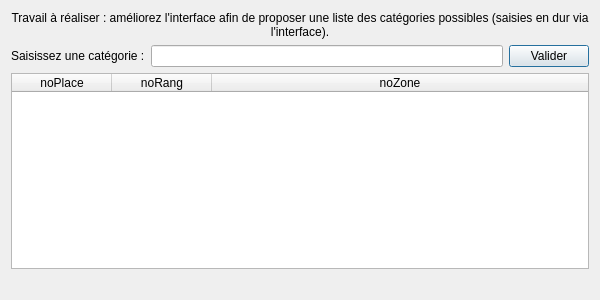
Qt form gui/fct_comp_1.ui (NoxFly/CEBD-project-theater) before a commit.
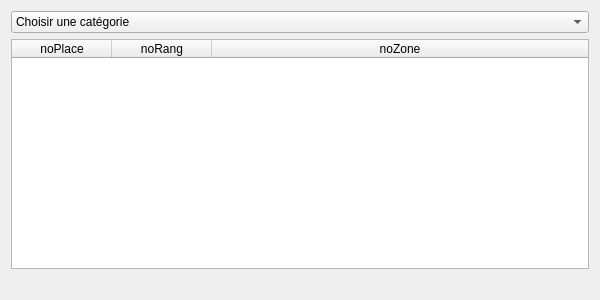
The same form after that commit.

Patch:
```diff
--- a/gui/fct_comp_1.ui
+++ b/gui/fct_comp_1.ui
@@ -18,38 +18,34 @@
   </property>
   <layout class="QVBoxLayout" name="verticalLayout">
    <item>
-    <widget class="QLabel" name="label">
-     <property name="text">
-      <string>Travail à réaliser : améliorez l'interface afin de proposer une liste des catégories possibles (saisies en dur via l'interface).</string>
-     </property>
-     <property name="alignment">
-      <set>Qt::AlignCenter</set>
-     </property>
-     <property name="wordWrap">
+    <widget class="QComboBox" name="comboBox_categorie">
+     <property name="enabled">
       <bool>true</bool>
      </property>
-    </widget>
+     <property name="sizeAdjustPolicy">
+      <enum>QComboBox::AdjustToContentsOnFirstShow</enum>
+     </property>
+     <item>
+      <property name="text">
+       <string>Choisir une catégorie</string>
+      </property>
    </item>
    <item>
-    <layout class="QHBoxLayout" name="horizontalLayout">
-     <item>
-      <widget class="QLabel" name="label_3">
        <property name="text">
-        <string>Saisissez une catégorie :</string>
-       </property>
-      </widget>
+       <string>orchestre</string>
+      </property>
      </item>
      <item>
-      <widget class="QLineEdit" name="lineEdit_fct_comp_1"/>
+      <property name="text">
+       <string>balcon</string>
+      </property>
      </item>
      <item>
-      <widget class="QPushButton" name="pushButton_fct_comp_1">
        <property name="text">
-        <string>Valider</string>
-       </property>
-      </widget>
+       <string>poulailler</string>
+      </property>
      </item>
-    </layout>
+    </widget>
    </item>
    <item>
     <widget class="QTableWidget" name="table_fct_comp_1">
```
Left out of the diff: 19 changed lines with no effect on the pictures. Lines whose indentation alone changed are shown as unchanged.
